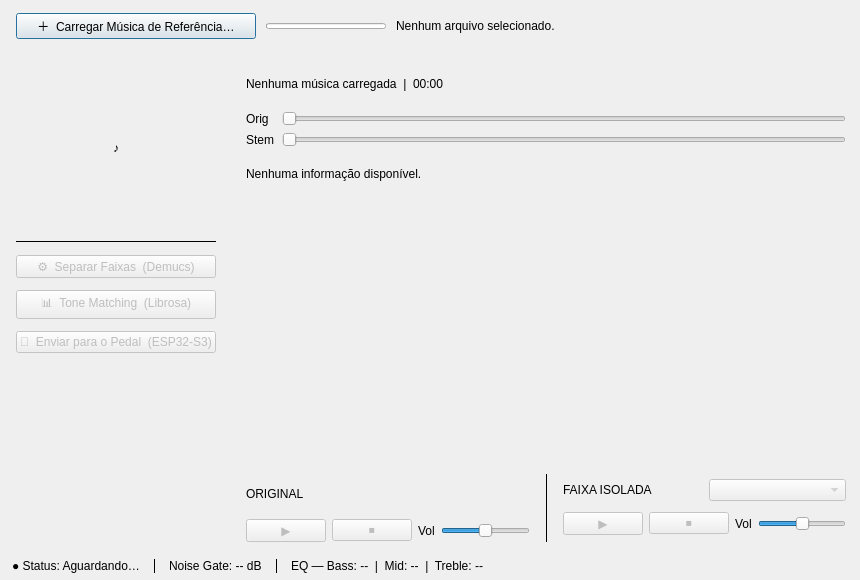
Above: gui/mainwindow.ui from broken-usb/uninstrumephy before the change. Below: the same form after it.
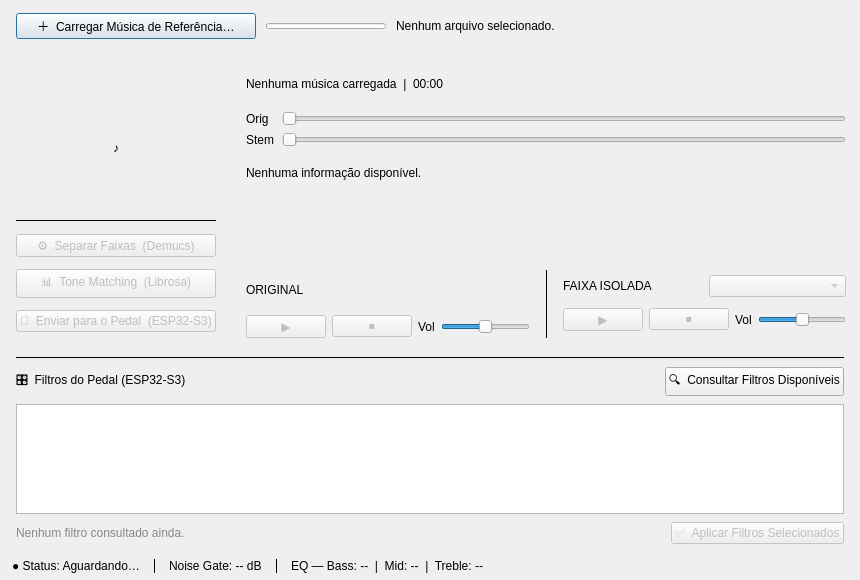
That is the form after the change.

What changed in the file:
```diff
--- a/gui/mainwindow.ui
+++ b/gui/mainwindow.ui
@@ -657,6 +657,127 @@
      </item>
     </layout>
    </item>
+   <item>
+    <widget class="QFrame" name="frameFilters">
+     <property name="frameShape">
+      <enum>QFrame::Shape::NoFrame</enum>
+     </property>
+     <layout class="QVBoxLayout" name="filtersLayout">
+      <property name="spacing">
+       <number>8</number>
+      </property>
+      <property name="leftMargin">
+       <number>16</number>
+      </property>
+      <property name="topMargin">
+       <number>8</number>
+      </property>
+      <property name="rightMargin">
+       <number>16</number>
+      </property>
+      <property name="bottomMargin">
+       <number>8</number>
+      </property>
+      <item>
+       <widget class="QFrame" name="lineSepFilters">
+        <property name="frameShape">
+         <enum>QFrame::Shape::HLine</enum>
+        </property>
+        <property name="frameShadow">
+         <enum>QFrame::Shadow::Plain</enum>
+        </property>
+       </widget>
+      </item>
+      <item>
+       <layout class="QHBoxLayout" name="filtersHeaderLayout">
+        <item>
+         <widget class="QLabel" name="lbl_filters_title">
+          <property name="text">
+           <string>🎛  Filtros do Pedal (ESP32-S3)</string>
+          </property>
+         </widget>
+        </item>
+        <item>
+         <spacer name="filtersHeaderSpacer">
+          <property name="orientation">
+           <enum>Qt::Orientation::Horizontal</enum>
+          </property>
+          <property name="sizeHint" stdset="0">
+           <size>
+            <width>40</width>
+            <height>20</height>
+           </size>
+          </property>
+         </spacer>
+        </item>
+        <item>
+         <widget class="QPushButton" name="btn_query_filters">
+          <property name="text">
+           <string>🔍  Consultar Filtros Disponíveis</string>
+          </property>
+         </widget>
+        </item>
+       </layout>
+      </item>
+      <item>
+       <widget class="QListWidget" name="list_filters">
+        <property name="minimumSize">
+         <size>
+          <width>0</width>
+          <height>110</height>
+         </size>
+        </property>
+        <property name="maximumSize">
+         <size>
+          <width>16777215</width>
+          <height>150</height>
+         </size>
+        </property>
+        <property name="selectionMode">
+         <enum>QAbstractItemView::SelectionMode::MultiSelection</enum>
+        </property>
+       </widget>
+      </item>
+      <item>
+       <layout class="QHBoxLayout" name="filtersFooterLayout">
+        <item>
+         <widget class="QLabel" name="lbl_filters_status">
+          <property name="text">
+           <string>Nenhum filtro consultado ainda.</string>
+          </property>
+          <property name="styleSheet">
+           <string notr="true">color: #888;</string>
+          </property>
+         </widget>
+        </item>
+        <item>
+         <spacer name="filtersFooterSpacer">
+          <property name="orientation">
+           <enum>Qt::Orientation::Horizontal</enum>
+          </property>
+          <property name="sizeHint" stdset="0">
+           <size>
+            <width>40</width>
+            <height>20</height>
+           </size>
+          </property>
+         </spacer>
+        </item>
+        <item>
+         <widget class="QPushButton" name="btn_apply_filters">
+          <property name="enabled">
+           <bool>false</bool>
+          </property>
+          <property name="text">
+           <string>✅  Aplicar Filtros Selecionados</string>
+          </property>
+         </widget>
+        </item>
+       </layout>
+      </item>
+     </layout>
+    </widget>
+   </item>
    <item>
     <widget class="QFrame" name="frameStatus">
      <property name="minimumSize">
```
